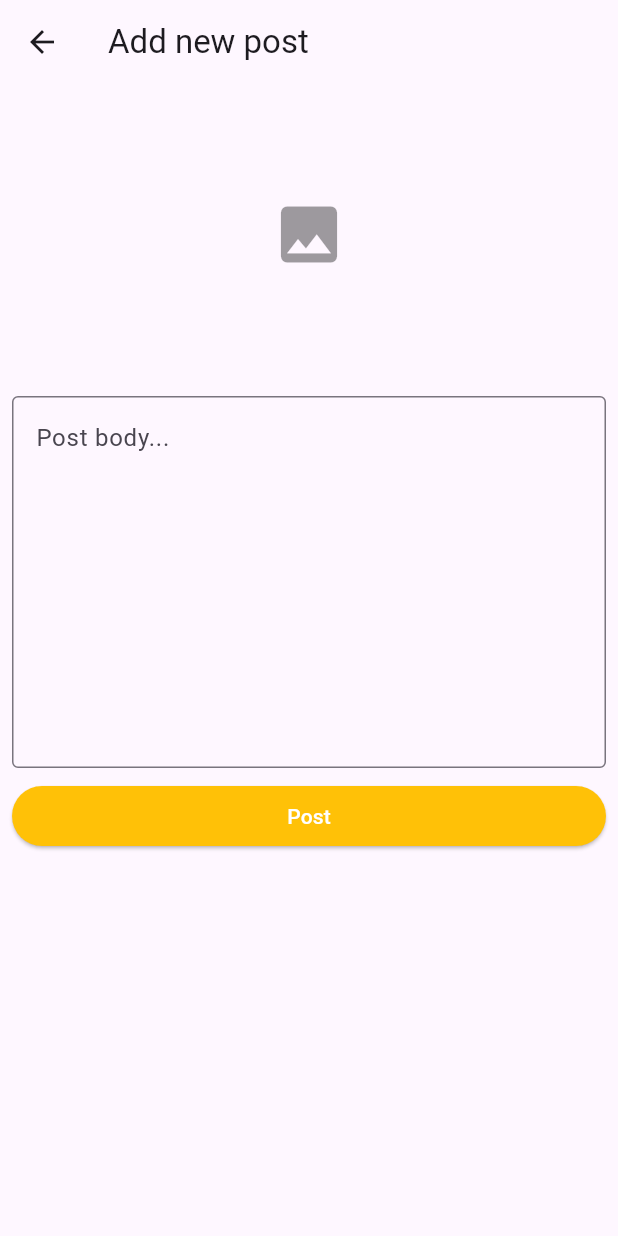
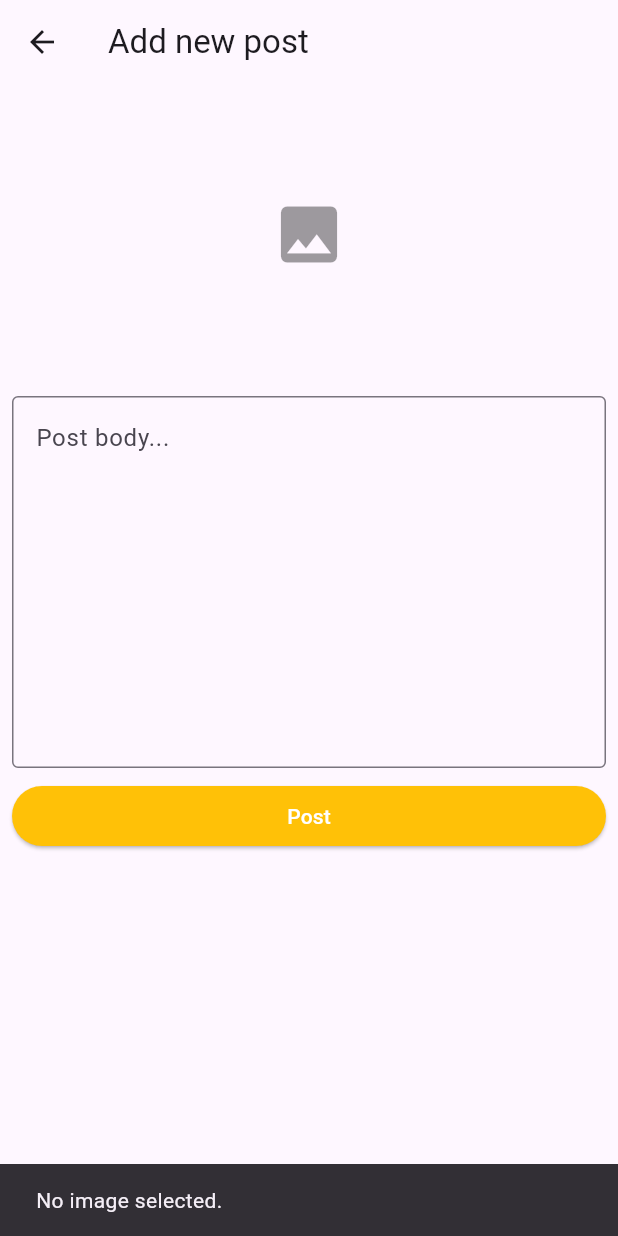
Before and after one commit to MojtabaDwiek/VendVibe_frontend_flutter, a Flutter app: the PostForm screen opened directly, after a tap on the "image" icon, on a phone screen of 412 x 824 dp. Run offline on Flutter 3.47's test engine with Material 3 defaults, Android fonts, the phone set to English and light mode, and no system bars; our stand-ins replace flutter_image_compress, image_picker, permission_handler, shared_preferences; accounts and stored records are empty; network calls fail.

Commit message:
fixed the image problem

```diff
--- a/lib/constant.dart
+++ b/lib/constant.dart
@@ -1,7 +1,7 @@
 // ----- STRINGS ------
 import 'package:flutter/material.dart';
 
-const baseURL = 'http://127.0.0.1:8000/api';
+const baseURL = 'http://192.168.0.113:8000/api';
 const loginURL = '$baseURL/login';
 const registerURL = '$baseURL/register';
 const logoutURL = '$baseURL/logout';
--- a/lib/screens/post_form.dart
+++ b/lib/screens/post_form.dart
@@ -1,23 +1,23 @@
+import 'dart:convert';
 import 'dart:io';
+import 'dart:typed_data';
+import 'package:flutter/material.dart';
+import 'package:image_picker/image_picker.dart';
+import 'package:permission_handler/permission_handler.dart';
+import 'package:flutter_image_compress/flutter_image_compress.dart';
 
+import 'login.dart';
 import 'package:vendvibe/constant.dart';
 import 'package:vendvibe/models/api_response.dart';
 import 'package:vendvibe/models/post.dart';
 import 'package:vendvibe/services/post_service.dart';
 import 'package:vendvibe/services/user_service.dart';
-import 'package:flutter/material.dart';
-import 'package:image_picker/image_picker.dart';
-
-import 'login.dart';
 
 class PostForm extends StatefulWidget {
   final Post? post;
   final String? title;
 
-  PostForm({
-    this.post,
-    this.title
-  });
+  PostForm({this.post, this.title});
 
   @override
   _PostFormState createState() => _PostFormState();
@@ -30,30 +30,93 @@ class _PostFormState extends State<PostForm> {
   File? _imageFile;
   final _picker = ImagePicker();
 
-  Future getImage() async {
-    final pickedFile = await _picker.getImage(source: ImageSource.gallery);
-    if (pickedFile != null){
-      setState(() {
-        _imageFile = File(pickedFile.path);
-      });
+  // Request gallery permissions
+  Future<void> requestPermission() async {
+    final status = await Permission.photos.request();
+
+    if (status.isGranted) {
+      getImage();
+    } else if (status.isDenied) {
+      ScaffoldMessenger.of(context).showSnackBar(
+        const SnackBar(
+          content: Text('Gallery access is required to select an image. Please enable it in settings.'),
+        ),
+      );
+    } else if (status.isPermanentlyDenied) {
+      ScaffoldMessenger.of(context).showSnackBar(
+        const SnackBar(
+          content: Text('Gallery access has been permanently denied. Please enable it in settings.'),
+        ),
+      );
+      await openAppSettings();
     }
   }
 
+  // Pick image from gallery and resize it
+  Future<void> getImage() async {
+    try {
+      final pickedFile = await _picker.pickImage(source: ImageSource.gallery);
+      if (pickedFile != null) {
+        File imageFile = File(pickedFile.path);
+
+        // Resize the image
+        final resizedImage = await resizeImage(imageFile);
+
+        setState(() {
+          _imageFile = resizedImage;
+        });
+      } else {
+        ScaffoldMessenger.of(context).showSnackBar(
+          const SnackBar(
+            content: Text('No image selected.'),
+          ),
+        );
+      }
+    } catch (e) {
+      ScaffoldMessenger.of(context).showSnackBar(
+        SnackBar(
+          content: Text('Failed to pick image: $e'),
+        ),
+      );
+    }
+  }
+
+  // Resize the image
+  Future<File> resizeImage(File file) async {
+    final result = await FlutterImageCompress.compressWithFile(
+      file.absolute.path,
+      minWidth: 800,
+      minHeight: 600,
+      quality: 88,
+    );
+
+    final resizedFile = File(file.path)..writeAsBytesSync(result!);
+    return resizedFile;
+  }
+
+  // Convert image file to base64 string
+  Future<String?> getStringImage(File? imageFile) async {
+    if (imageFile == null) return null;
+    Uint8List imageBytes = await imageFile.readAsBytes();
+    return base64Encode(imageBytes);
+  }
+
+  // Create a new post
   void _createPost() async {
-    String? image = _imageFile ==  null ? null : getStringImage(_imageFile);
+    String? image = await getStringImage(_imageFile);
     ApiResponse response = await createPost(_txtControllerBody.text, image);
 
-    if(response.error ==  null) {
+    if (response.error == null) {
       Navigator.of(context).pop();
-    }
-    else if (response.error == unauthorized){
+    } else if (response.error == unauthorized) {
       logout().then((value) => {
-        Navigator.of(context).pushAndRemoveUntil(MaterialPageRoute(builder: (context)=>Login()), (route) => false)
+            Navigator.of(context).pushAndRemoveUntil(
+                MaterialPageRoute(builder: (context) => Login()),
+                (route) => false)
           });
-    }
-    else {
+    } else {
       ScaffoldMessenger.of(context).showSnackBar(SnackBar(
-        content: Text('${response.error}')
+        content: Text('${response.error}'),
       ));
       setState(() {
         _loading = !_loading;
@@ -61,20 +124,20 @@ class _PostFormState extends State<PostForm> {
     }
   }
 
- // edit post
+  // Edit an existing post
   void _editPost(int postId) async {
     ApiResponse response = await editPost(postId, _txtControllerBody.text);
     if (response.error == null) {
       Navigator.of(context).pop();
-    }
-    else if(response.error == unauthorized){
+    } else if (response.error == unauthorized) {
       logout().then((value) => {
-        Navigator.of(context).pushAndRemoveUntil(MaterialPageRoute(builder: (context)=>Login()), (route) => false)
+            Navigator.of(context).pushAndRemoveUntil(
+                MaterialPageRoute(builder: (context) => Login()),
+                (route) => false)
           });
-    }
-    else {
+    } else {
       ScaffoldMessenger.of(context).showSnackBar(SnackBar(
-        content: Text('${response.error}')
+        content: Text('${response.error}'),
       ));
       setState(() {
         _loading = !_loading;
@@ -84,10 +147,10 @@ class _PostFormState extends State<PostForm> {
 
   @override
   void initState() {
-    if(widget.post != null){
+    super.initState();
+    if (widget.post != null) {
       _txtControllerBody.text = widget.post!.body ?? '';
     }
-    super.initState();
   }
 
   @override
@@ -96,24 +159,27 @@ class _PostFormState extends State<PostForm> {
       appBar: AppBar(
         title: Text('${widget.title}'),
       ),
-      body:_loading ? Center(child: CircularProgressIndicator(),) :  ListView(
+      body: _loading
+          ? const Center(
+              child: CircularProgressIndicator(),
+            )
+          : ListView(
               children: [
-          widget.post != null ? SizedBox() :
-          Container(
+                widget.post != null
+                    ? SizedBox()
+                    : Container(
                         width: MediaQuery.of(context).size.width,
                         height: 200,
                         decoration: BoxDecoration(
-              image: _imageFile == null ? null : DecorationImage(
-                image: FileImage(_imageFile ?? File('')),
-                fit: BoxFit.cover
-              )
-            ),
+                            image: _imageFile == null
+                                ? null
+                                : DecorationImage(
+                                    image: FileImage(_imageFile!),
+                                    fit: BoxFit.cover)),
                         child: Center(
                           child: IconButton(
-                icon: Icon(Icons.image, size:50, color: Colors.black38),
-                onPressed: (){
-                  getImage();
-                },
+                            icon: Icon(Icons.image, size: 50, color: Colors.black38),
+                            onPressed: requestPermission,
                           ),
                         ),
                       ),
@@ -126,10 +192,10 @@ class _PostFormState extends State<PostForm> {
                       keyboardType: TextInputType.multiline,
                       maxLines: 9,
                       validator: (val) => val!.isEmpty ? 'Post body is required' : null,
-                decoration: InputDecoration(
+                      decoration: const InputDecoration(
                           hintText: "Post body...",
-                  border: OutlineInputBorder(borderSide: BorderSide(width: 1, color: Colors.black38))
-                ),
+                          border: OutlineInputBorder(
+                              borderSide: BorderSide(width: 1, color: Colors.black38))),
                     ),
                   ),
                 ),
@@ -137,7 +203,7 @@ class _PostFormState extends State<PostForm> {
                   padding: EdgeInsets.symmetric(horizontal: 8),
                   child: ElevatedButton(
                     onPressed: () {
-    if (_formKey.currentState!.validate()){
+                      if (_formKey.currentState!.validate()) {
                         setState(() {
                           _loading = !_loading;
                         });
@@ -149,7 +215,8 @@ class _PostFormState extends State<PostForm> {
                       }
                     },
                     style: ElevatedButton.styleFrom(
-    foregroundColor: Colors.white, backgroundColor: Colors.amber, // text color
+                      foregroundColor: Colors.white,
+                      backgroundColor: Colors.amber, // text color
                     ),
                     child: Text('Post'),
                   ),
--- a/lib/screens/profile.dart
+++ b/lib/screens/profile.dart
@@ -23,7 +23,7 @@ class _ProfileState extends State<Profile> {
   TextEditingController txtNameController = TextEditingController();
 
   Future getImage() async {
-    final pickedFile = await _picker.getImage(source: ImageSource.gallery);
+    final pickedFile = await _picker.pickImage(source: ImageSource.gallery);
     if (pickedFile != null){
       setState(() {
         _imageFile = File(pickedFile.path);
```
Also changed, not shown: lib/screens/home.dart (+4 -4 lines), lib/screens/post_screen.dart (+90 -80 lines), pubspec.yaml (+6 -3 lines), pubspec.lock, 6 other files. Lines whose indentation alone changed are shown as unchanged.
